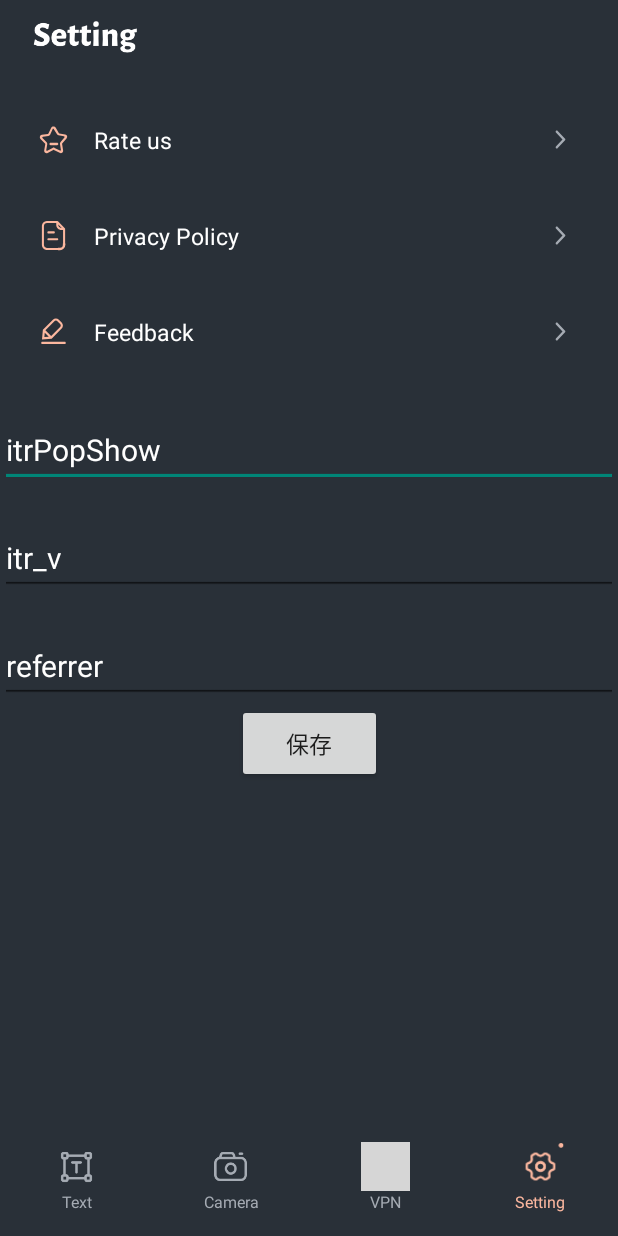
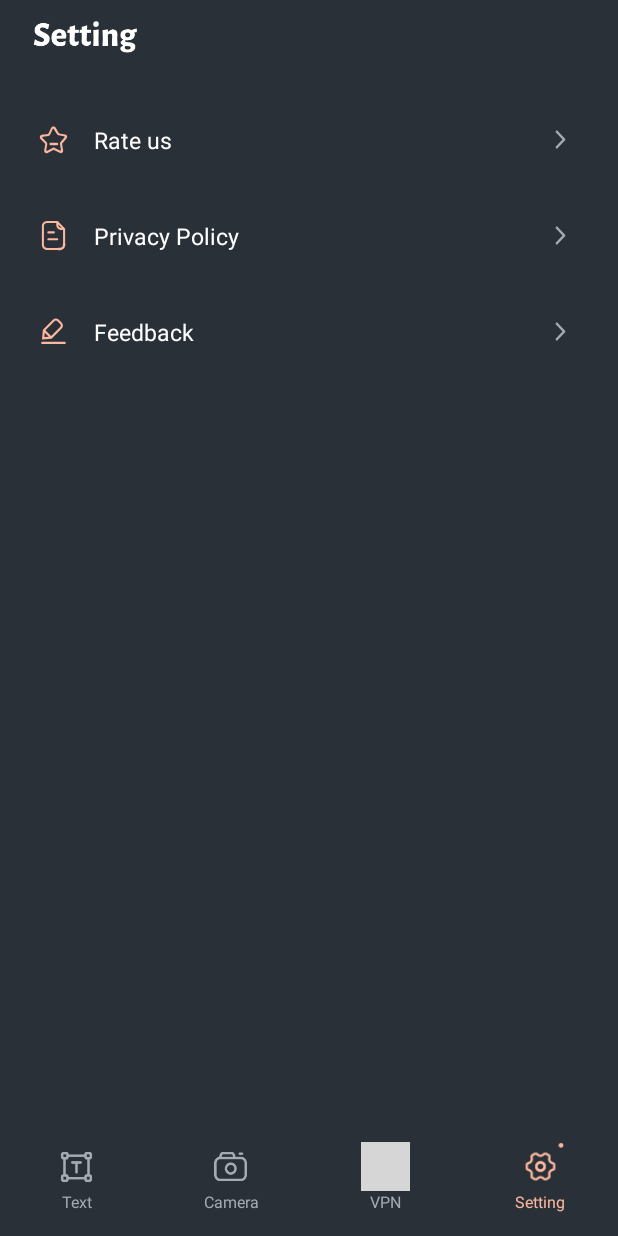
Before and after one commit to LaKer3277/moreTranslator, an Android app: the SettingsActivity screen opened directly, with no data from a screen before it, on a phone screen of 412 x 824 dp. Run offline under Robolectric (Android 15) with nearby library versions, the light colour scheme and no system bars; our stand-ins replace AdMob; libraries missing offline, so code that uses them is left out: com.github.shadowsocks, com.tencent.mmkv; 1 statement that could not run was skipped; grey boxes are pictures that could not be loaded.

Commit message:
1.0.4版本

```diff
--- a/app/src/main/java/com/tools/android/translator/ui/SettingsActivity.kt
+++ b/app/src/main/java/com/tools/android/translator/ui/SettingsActivity.kt
@@ -36,16 +36,6 @@ class SettingsActivity: BaseBindingActivity<ActivitySettingsBinding>(), View.OnC
             tvCamera.setOnClickListener(this@SettingsActivity)
             serverLayout.setOnClickListener(this@SettingsActivity)
         }
-
-
-        binding.save.setOnClickListener {
-            val editPopup = binding.editPopup.text.toString()
-            val editItrV = binding.editItrV.text.toString()
-            val editReferrer = binding.editReferrer.text.toString()
-            MMKV.defaultMMKV().encode("editPopup",editPopup)
-            MMKV.defaultMMKV().encode("editItrV",editItrV)
-            MMKV.defaultMMKV().encode("referrer",editReferrer)
-        }
     }
 
     @SuppressLint("QueryPermissionsNeeded")
--- a/app/src/main/java/com/tools/android/translator/ui/translate/MainActivity.kt
+++ b/app/src/main/java/com/tools/android/translator/ui/translate/MainActivity.kt
@@ -404,17 +404,6 @@ class MainActivity : BaseBindingActivity<ActivityMainBinding>(), View.OnClickLis
     }
 
     private fun checkCanShowGuideDialog(){
-        val editPopup=MMKV.defaultMMKV().decodeString("editPopup")?:""
-        val editItrV=MMKV.defaultMMKV().decodeString("editItrV")?:""
-        if(editPopup.isNotEmpty()){
-            RemoteConfig.ins.itrPopShow=editPopup
-        }
-        if(editItrV.isNotEmpty()){
-            RemoteConfig.ins.itrV=editItrV
-        }
-
-
-
         if(showingLimitDialog){
             return
         }
@@ -455,7 +444,6 @@ class MainActivity : BaseBindingActivity<ActivityMainBinding>(), View.OnClickLis
     }
 
     private fun readReferrer(callback:(referrer:String)->Unit){
-//        callback.invoke("ffffffb4a")
 
         val decodeString = MMKV.defaultMMKV().decodeString("referrer", "")?:""
         if(decodeString.isEmpty()){
--- a/app/src/main/res/layout/activity_settings.xml
+++ b/app/src/main/res/layout/activity_settings.xml
@@ -64,42 +64,6 @@
         app:layout_constraintTop_toBottomOf="@id/tv_privacy"
         tools:ignore="HardcodedText" />
 
-    <EditText
-        android:id="@+id/edit_popup"
-        android:layout_width="match_parent"
-        android:layout_height="wrap_content"
-        android:hint="itrPopShow"
-        android:layout_marginTop="20dp"
-        android:textColor="@color/white"
-        android:textColorHint="@color/white"
-        app:layout_constraintTop_toBottomOf="@id/tv_feedback"/>
-    <EditText
-        android:id="@+id/edit_itr_v"
-        android:layout_width="match_parent"
-        android:layout_height="wrap_content"
-        android:hint="itr_v"
-        android:textColor="@color/white"
-        android:textColorHint="@color/white"
-        android:layout_marginTop="20dp"
-        app:layout_constraintTop_toBottomOf="@id/edit_popup"/>
-    <EditText
-        android:id="@+id/edit_referrer"
-        android:layout_width="match_parent"
-        android:layout_height="wrap_content"
-        android:hint="referrer"
-        android:textColor="@color/white"
-        android:textColorHint="@color/white"
-        android:layout_marginTop="20dp"
-        app:layout_constraintTop_toBottomOf="@id/edit_itr_v"/>
-    <Button
-        android:id="@+id/save"
-        android:layout_width="wrap_content"
-        android:layout_height="wrap_content"
-        android:text="保存"
-        app:layout_constraintLeft_toLeftOf="parent"
-        app:layout_constraintRight_toRightOf="parent"
-        app:layout_constraintTop_toBottomOf="@id/edit_referrer"/>
-
     <include
         android:id="@+id/include_nav"
         layout="@layout/include_navigate"
```
Also changed, not shown: 1 other file.
